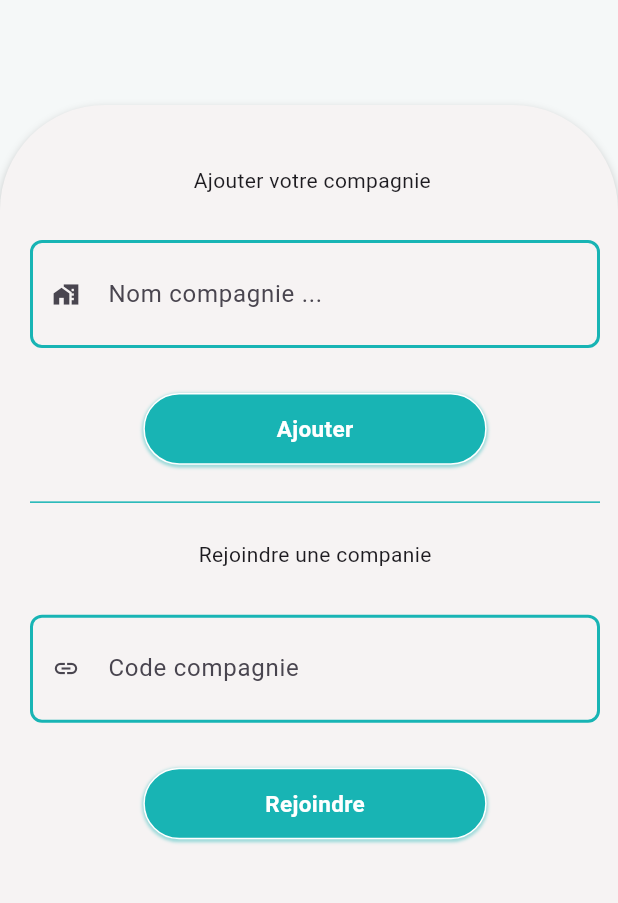
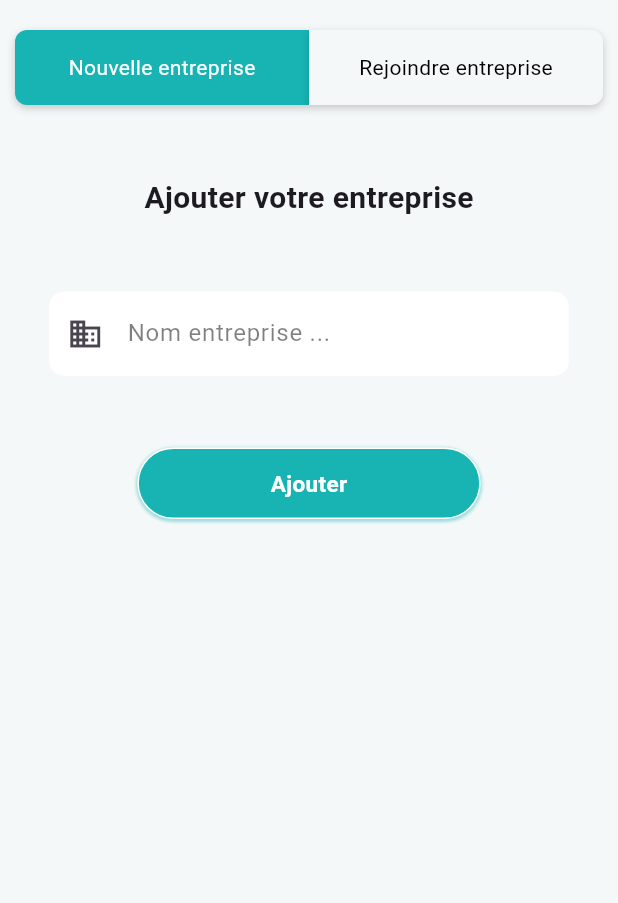
Before and after one commit to YanisVroland/Mobile_MyTechLib, a Flutter app: the CompanyWidget screen opened directly, on a phone screen of 412 x 824 dp, the part 84-987 px from its top. Run offline on Flutter 3.47's test engine with Material 3 defaults, Android fonts, the phone set to English and light mode, and no system bars; our stand-ins replace auto_size_text, flutter_screenutil, lottie, shared_preferences, smooth_page_indicator; accounts and stored records are empty; Roboto replaces fonts that are missing (montesserat_semi_bold).

Commit message:
Upgrade style join company

```diff
--- a/lib/app/theme/color_const.dart
+++ b/lib/app/theme/color_const.dart
@@ -8,7 +8,7 @@ class ColorConst {
   static const Color transparent = Color(0x00000000);
 
   static const Color background = Color(0xFFF5F8F8);
-  static const Color secondaryBackground = Color(0xFFF6F3F3);
+  static const Color secondaryBackground = Colors.white;
 
   static const Color success =  Color(0xFF04A24C);
   static const Color warning =  Color(0xFFFCDC0C);
--- a/lib/views/navigator/company/widget/join_company_widget.dart
+++ /dev/null
@@ -1,237 +0,0 @@
-import 'package:flutter/cupertino.dart';
-import 'package:flutter/material.dart';
-
-import '../../../../app/theme/app_theme.dart';
-import '../../../../app/theme/validators.dart';
-import '../../../../app/widgets/button_custom.dart';
-
-class JoinCompany extends StatefulWidget {
-
-  const JoinCompany({Key? key}) : super(key: key);
-
-  @override
-  _JoinCompanyState createState() => _JoinCompanyState();
-
-
-}
-
-class _JoinCompanyState extends State<JoinCompany> {
-  late TextEditingController nameCompanyController;
-  late TextEditingController codeCompanyController;
-
-  @override
-  void initState() {
-    super.initState();
-
-    nameCompanyController = TextEditingController();
-    codeCompanyController = TextEditingController();
-  }
-
-  @override
-  void dispose() {
-    super.dispose();
-    nameCompanyController.dispose();
-    codeCompanyController.dispose();
-  }
-
-
-  @override
-  Widget build(BuildContext context) {
-
-    return Column(
-      mainAxisSize: MainAxisSize.max,
-      children: [
-        Expanded(
-          child: Padding(
-            padding: const EdgeInsetsDirectional.fromSTEB(0.0, 20.0, 0.0, 0.0),
-            child: Stack(
-              children: [
-                Padding(
-                  padding:
-                  const EdgeInsetsDirectional.fromSTEB(0.0, 50.0, 0.0, 0.0),
-                  child: Container(
-                    width: double.infinity,
-                    decoration: BoxDecoration(
-                      color: AppTheme.of(context).secondaryBackground,
-                      boxShadow: const [
-                        BoxShadow(
-                          blurRadius: 4.0,
-                          color: Color(0x33000000),
-                          offset: Offset(0.0, 2.0),
-                        )
-                      ],
-                      borderRadius: const BorderRadius.only(
-                        bottomLeft: Radius.circular(0.0),
-                        bottomRight: Radius.circular(0.0),
-                        topLeft: Radius.circular(70.0),
-                        topRight: Radius.circular(70.0),
-                      ),
-                    ),
-                    child: Padding(
-                      padding: const EdgeInsetsDirectional.fromSTEB(
-                          20.0, 40.0, 12.0, 0.0),
-                      child: Column(
-                        mainAxisSize: MainAxisSize.max,
-                        mainAxisAlignment: MainAxisAlignment.start,
-                        crossAxisAlignment: CrossAxisAlignment.center,
-                        children: [
-                          Container(
-                            width: double.infinity,
-                            decoration: BoxDecoration(
-                              color: AppTheme.of(context).secondaryBackground,
-                            ),
-                            child: Column(
-                              mainAxisSize: MainAxisSize.max,
-                              children: [
-                                const Text(
-                                  "Ajouter votre compagnie ",
-                                ),
-                                Padding(
-                                  padding: const EdgeInsetsDirectional.fromSTEB(
-                                      0.0, 30.0, 0.0, 0.0),
-                                  child: TextFormField(
-                                    controller: nameCompanyController,
-                                    obscureText: false,
-                                    decoration: InputDecoration(
-                                      isDense: true,
-                                      hintText: "Nom compagnie ...",
-                                      enabledBorder: OutlineInputBorder(
-                                        borderSide: BorderSide(
-                                          color: AppTheme.of(context).primary,
-                                          width: 2.0,
-                                        ),
-                                        borderRadius: BorderRadius.circular(8.0),
-                                      ),
-                                      focusedBorder: OutlineInputBorder(
-                                        borderSide: const BorderSide(
-                                          color: Color(0x00000000),
-                                          width: 2.0,
-                                        ),
-                                        borderRadius: BorderRadius.circular(8.0),
-                                      ),
-                                      errorBorder: OutlineInputBorder(
-                                        borderSide: const BorderSide(
-                                          color: Color(0xFFFF0000),
-                                          width: 2.0,
-                                        ),
-                                        borderRadius: BorderRadius.circular(8.0),
-                                      ),
-                                      focusedErrorBorder: OutlineInputBorder(
-                                        borderSide: const BorderSide(
-                                          color: Color(0xFFFF0000),
-                                          width: 2.0,
-                                        ),
-                                        borderRadius: BorderRadius.circular(8.0),
-                                      ),
-                                      filled: true,
-                                      fillColor:
-                                      AppTheme.of(context).secondaryBackground,
-                                      contentPadding:
-                                      const EdgeInsetsDirectional.fromSTEB(
-                                          20.0, 24.0, 20.0, 24.0),
-                                      prefixIcon: const Icon(
-                                        Icons.home_work_sharp,
-                                      ),
-                                    ),
-                                  ),
-                                ),
-                                Padding(
-                                  padding: const EdgeInsetsDirectional.fromSTEB(
-                                      0.0, 30.0, 0.0, 0.0),
-                                  child: CustomButton(
-                                    text: "Ajouter",
-                                    onTap: () async {},
-                                  ),
-                                ),
-                              ],
-                            ),
-                          ),
-                          Divider(
-                            height: 50.0,
-                            thickness: 1.0,
-                            color: AppTheme.of(context).primary,
-                          ),
-                          Container(
-                            width: double.infinity,
-                            decoration: BoxDecoration(
-                              color: AppTheme.of(context).secondaryBackground,
-                            ),
-                            child: Column(
-                              mainAxisSize: MainAxisSize.max,
-                              children: [
-                                const Text("Rejoindre une companie"),
-                                Padding(
-                                  padding: const EdgeInsetsDirectional.fromSTEB(
-                                      0.0, 30.0, 0.0, 0.0),
-                                  child: TextFormField(
-                                      controller: codeCompanyController,
-                                      obscureText: false,
-                                      decoration: InputDecoration(
-                                        isDense: true,
-                                        hintText: "Code compagnie",
-                                        enabledBorder: OutlineInputBorder(
-                                          borderSide: BorderSide(
-                                            color: AppTheme.of(context).primary,
-                                            width: 2.0,
-                                          ),
-                                          borderRadius: BorderRadius.circular(8.0),
-                                        ),
-                                        focusedBorder: OutlineInputBorder(
-                                          borderSide: const BorderSide(
-                                            color: Color(0x00000000),
-                                            width: 2.0,
-                                          ),
-                                          borderRadius: BorderRadius.circular(8.0),
-                                        ),
-                                        errorBorder: OutlineInputBorder(
-                                          borderSide: const BorderSide(
-                                            color: Color(0xFFFF0000),
-                                            width: 2.0,
-                                          ),
-                                          borderRadius: BorderRadius.circular(8.0),
-                                        ),
-                                        focusedErrorBorder: OutlineInputBorder(
-                                          borderSide: const BorderSide(
-                                            color: Color(0xFFFF0000),
-                                            width: 2.0,
-                                          ),
-                                          borderRadius: BorderRadius.circular(8.0),
-                                        ),
-                                        filled: true,
-                                        fillColor: AppTheme.of(context)
-                                            .secondaryBackground,
-                                        contentPadding:
-                                        const EdgeInsetsDirectional.fromSTEB(
-                                            20.0, 24.0, 20.0, 24.0),
-                                        prefixIcon: const Icon(
-                                          Icons.link,
-                                        ),
-                                      ),
-                                      validator: Validators.validateEmpty),
-                                ),
-                                Padding(
-                                  padding: const EdgeInsetsDirectional.fromSTEB(
-                                      0.0, 30.0, 0.0, 0.0),
-                                  child: CustomButton(
-                                    text: "Rejoindre",
-                                    onTap: () async {},
-                                  ),
-                                ),
-                              ],
-                            ),
-                          ),
-                        ],
-                      ),
-                    ),
-                  ),
-                ),
-              ],
-            ),
-          ),
-        ),
-      ],
-    );
-  }
-
-
-}
--- a/lib/views/navigator/home_screen.dart
+++ b/lib/views/navigator/home_screen.dart
@@ -76,6 +76,7 @@ class _HomeWidgetState extends State<HomeWidget> with TickerProviderStateMixin {
         backgroundColor: AppTheme.of(context).primary,
         child: const Icon(
           Icons.post_add_rounded,
+          color: ColorConst.background,
           size: 32.0,
         ),
       ),
--- a/lib/views/navigator/information_screen.dart
+++ b/lib/views/navigator/information_screen.dart
@@ -1,10 +1,8 @@
 import 'package:flutter_screenutil/flutter_screenutil.dart';
-import 'package:my_tech_lib/app/theme/app_const.dart';
 
 import '../../../app/theme/app_theme.dart';
 import 'package:flutter/material.dart';
 
-import '../../app/routes/router.dart';
 import '../../app/widgets/appBar_custom.dart';
 import '../../services/models/information.dart';
 
--- a/lib/views/navigator/navigator.dart
+++ b/lib/views/navigator/navigator.dart
@@ -1,7 +1,7 @@
 import 'package:flutter/material.dart';
 
 import '../../app/theme/app_theme.dart';
-import 'company/company_screen.dart';
+import 'company_screen.dart';
 import 'home_screen.dart';
 import 'information_screen.dart';
 
--- /dev/null
+++ b/lib/views/navigator/widget/join_company_widget.dart
@@ -0,0 +1,189 @@
+import 'package:flutter/cupertino.dart';
+import 'package:flutter/material.dart';
+import 'package:flutter_screenutil/flutter_screenutil.dart';
+import 'package:my_tech_lib/app/widgets/textField_custom.dart';
+
+import '../../../../app/theme/app_theme.dart';
+import '../../../../app/widgets/button_custom.dart';
+
+class JoinCompany extends StatefulWidget {
+  const JoinCompany({Key? key}) : super(key: key);
+
+  @override
+  _JoinCompanyState createState() => _JoinCompanyState();
+}
+
+class _JoinCompanyState extends State<JoinCompany> {
+  late TextEditingController nameCompanyController;
+  late TextEditingController codeCompanyController;
+  int filterIdx = 1;
+
+  @override
+  void initState() {
+    super.initState();
+
+    nameCompanyController = TextEditingController();
+    codeCompanyController = TextEditingController();
+  }
+
+  @override
+  void dispose() {
+    super.dispose();
+    nameCompanyController.dispose();
+    codeCompanyController.dispose();
+  }
+
+  @override
+  Widget build(BuildContext context) {
+    return Padding(
+      padding: const EdgeInsetsDirectional.fromSTEB(10.0, 20.0, 10.0, 0.0),
+      child: Column(
+        mainAxisSize: MainAxisSize.max,
+        crossAxisAlignment: CrossAxisAlignment.center,
+        children: [
+          Padding(
+            padding: EdgeInsets.only(bottom: 40.h),
+            child: Row(
+              mainAxisSize: MainAxisSize.max,
+              mainAxisAlignment: MainAxisAlignment.center,
+              children: [
+                Expanded(
+                  child: InkWell(
+                    splashColor: Colors.transparent,
+                    focusColor: Colors.transparent,
+                    hoverColor: Colors.transparent,
+                    highlightColor: Colors.transparent,
+                    onTap: () async {
+                      setState(() {
+                        filterIdx = 1;
+                      });
+                    },
+                    child: Container(
+                      height: 50.0,
+                      decoration: BoxDecoration(
+                        color: filterIdx == 1
+                            ? AppTheme.of(context).primary
+                            : AppTheme.of(context).background,
+                        boxShadow: const [
+                          BoxShadow(
+                            blurRadius: 4.0,
+                            color: Color(0x33000000),
+                            offset: Offset(0.0, 2.0),
+                          )
+                        ],
+                        borderRadius: const BorderRadius.only(
+                          bottomLeft: Radius.circular(8.0),
+                          topLeft: Radius.circular(8.0),
+                        ),
+                        border: Border.all(
+                          color: filterIdx == 1
+                              ? AppTheme.of(context).primary
+                              : AppTheme.of(context).background,
+                        ),
+                      ),
+                      alignment: const AlignmentDirectional(0.00, 0.00),
+                      child: Text(
+                        "Nouvelle entreprise",
+                        style: TextStyle(
+                          color: filterIdx == 1 ? Colors.white : Colors.black,
+                        ),
+                      ),
+                    ),
+                  ),
+                ),
+                Expanded(
+                  child: InkWell(
+                    splashColor: Colors.transparent,
+                    focusColor: Colors.transparent,
+                    hoverColor: Colors.transparent,
+                    highlightColor: Colors.transparent,
+                    onTap: () async {
+                      setState(() {
+                        filterIdx = 2;
+                      });
+                    },
+                    child: Container(
+                      height: 50.0,
+                      decoration: BoxDecoration(
+                        color: filterIdx == 2
+                            ? AppTheme.of(context).primary
+                            : AppTheme.of(context).background,
+                        boxShadow: const [
+                          BoxShadow(
+                            blurRadius: 4.0,
+                            color: Color(0x33000000),
+                            offset: Offset(0.0, 2.0),
+                          )
+                        ],
+                        borderRadius: const BorderRadius.only(
+                          bottomRight: Radius.circular(8.0),
+                          topRight: Radius.circular(8.0),
+                        ),
+                        border: Border.all(
+                          color: filterIdx == 2
+                              ? AppTheme.of(context).primary
+                              : AppTheme.of(context).background,
+                        ),
+                      ),
+                      alignment: const AlignmentDirectional(0.00, 0.00),
+                      child: Text(
+                        "Rejoindre entreprise",
+                        style: TextStyle(
+                          color: filterIdx == 2 ? Colors.white : Colors.black,
+                        ),
+                      ),
+                    ),
+                  ),
+                ),
+              ],
+            ),
+          ),
+          filterIdx == 1
+              ? Column(
+                  children: [
+                    const Text("Ajouter votre entreprise",
+                        style: TextStyle(
+                          fontSize: 20.0,
+                          fontWeight: FontWeight.bold,
+                        )),
+                    Padding(
+                      padding: EdgeInsets.only(left: 20.w, right: 20.w, bottom: 40.h, top: 40.h),
+                      child: CustomTextField(
+                        controller: nameCompanyController,
+                        obscureText: false,
+                        prefixIcon: const Icon(Icons.business_outlined),
+                        hintText: "Nom entreprise ...",
+                      ),
+                    ),
+                    CustomButton(
+                      text: "Ajouter",
+                      onTap: () async {},
+                    ),
+                  ],
+                )
+              : Column(
+                  children: [
+                    const Text("Rejoindre une entreprise",
+                        style: TextStyle(
+                          fontSize: 20.0,
+                          fontWeight: FontWeight.bold,
+                        )),
+                    Padding(
+                      padding: EdgeInsets.only(left: 20.w, right: 20.w, bottom: 40.h, top: 40.h),
+                      child: CustomTextField(
+                          controller: codeCompanyController,
+                          obscureText: false,
+                          prefixIcon: const Icon(Icons.lock_outlined),
+                          hintText: "Code entreprise ..."),
+                    ),
+                    CustomButton(
+                      text: "Rejoindre",
+                      onTap: () async {},
+                    ),
+                  ],
+                ),
+        ],
+      ),
+    );
+  }
+}
```
Also changed, not shown: lib/views/navigator/company_screen.dart (renamed from lib/views/navigator/company/company_screen.dart, +4 -4 lines), lib/views/navigator/widget/view_company_widget.dart (renamed from lib/views/navigator/company/widget/view_company_widget.dart).
